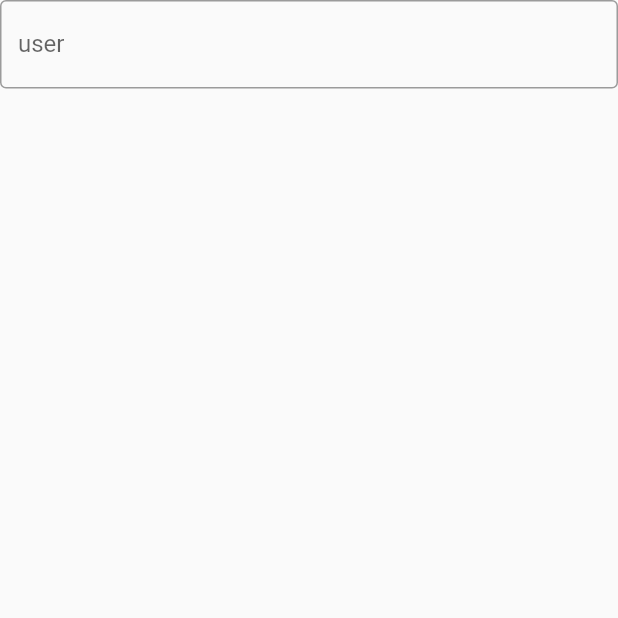
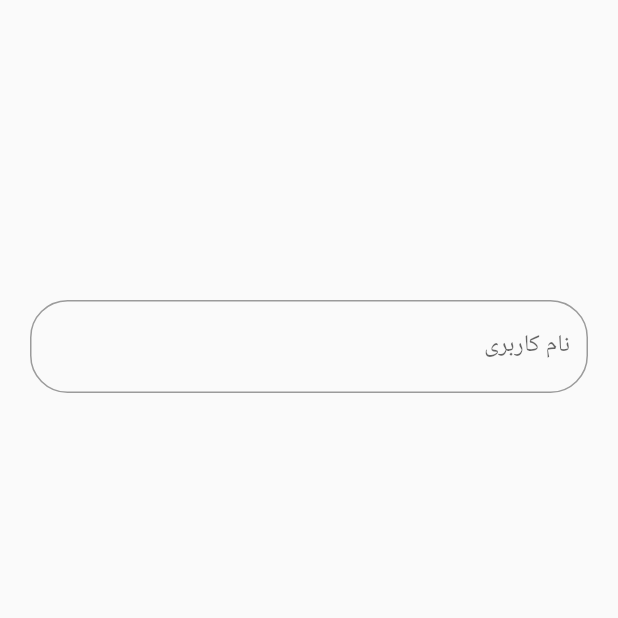
Before and after one commit to pkgesperlos/es_flutter_component, a Flutter app: the screen it shows after launch, on a phone screen of 412 x 824 dp, the top half of it. Run offline on Flutter 3.47's test engine with Material 2 defaults, Android fonts, the phone set to English and light mode, and no system bars.

Commit message:
edit textfield

```diff
--- a/lib/es_textfield.dart
+++ b/lib/es_textfield.dart
@@ -37,7 +37,10 @@
       },
       onChanged: (text) => setState(() => _name = text),
       decoration: InputDecoration(
-        border: const OutlineInputBorder(),
+        border:OutlineInputBorder(
+          borderRadius: BorderRadius.circular(25),
+        ),
+
         labelText: widget.type,
         hintText: widget.hint,
       ),
--- a/lib/main.dart
+++ b/lib/main.dart
@@ -1,6 +1,5 @@
 import 'package:flutter/material.dart';
 import 'es_textfield.dart';
-
 
 void main() {
   runApp(const MyApp());
@@ -13,14 +12,24 @@ class MyApp extends StatelessWidget {
   // This widget is the root of your application.
   @override
   Widget build(BuildContext context) {
+    return MaterialApp(
 
-    return MaterialApp(
-debugShowCheckedModeBanner: false,
+      debugShowCheckedModeBanner: false,
+
       theme: ThemeData(
         primarySwatch: Colors.blue,
       ),
-      home: const Scaffold(
-        body: EsTextField(type: 'user'),
+      home: Directionality(
+        textDirection: TextDirection.rtl,
+        child: const Scaffold(
+
+          body: Padding(
+
+            padding: EdgeInsets.only(top: 200, right: 20, left: 20),
+
+            child: EsTextField(type: 'نام کاربری',hint: "نام کاربری خود را وارد کنید:",),
+          ),
+        ),
       ),
     );
   }
```
